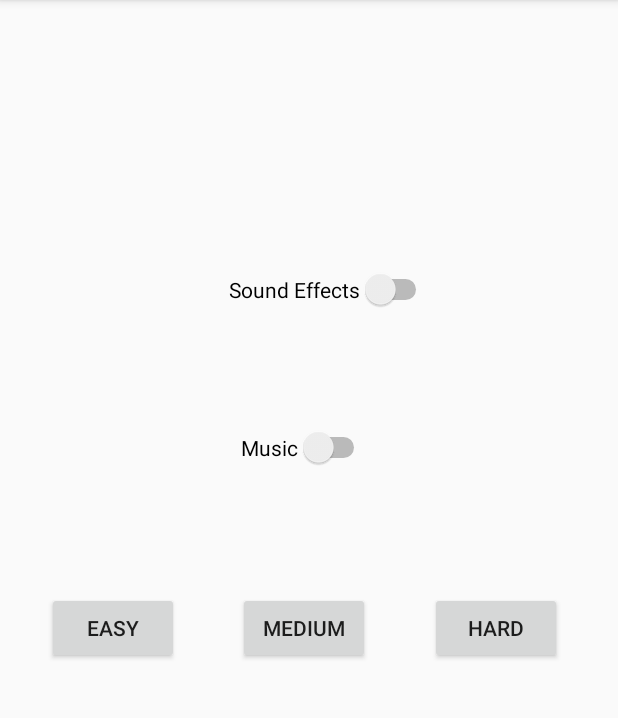
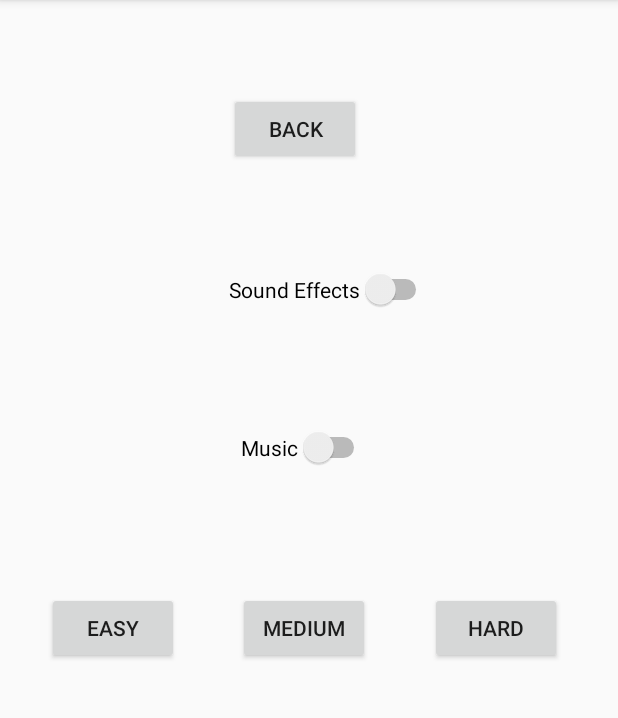
Before and after one commit to andrewr1991/Up-and-Away, an Android app: the screen it shows after launch (SettingsActivity), after a tap on "SETTINGS", on a phone screen of 412 x 824 dp, the part 84-802 px from its top. Run offline under Robolectric (Android 15) with nearby library versions, the phone set to English and light mode, and no system bars.

Commit message:
Up and Away Backup 2

```diff
--- a/UpandAway/app/src/main/java/com/andrewvanpeter/upandaway/MainActivity.java
+++ b/UpandAway/app/src/main/java/com/andrewvanpeter/upandaway/MainActivity.java
@@ -30,11 +30,14 @@ public class MainActivity extends AppCompatActivity {
         final Button highscoresButton = (Button) findViewById(R.id.highscoresButton);
         final Button settingsButton = (Button) findViewById(R.id.settingsButton);
 
+        Intent settingsDifficulty = getIntent();
+        final int difficulty = settingsDifficulty.getIntExtra("Difficulty", 0);
 
         //Listener for playButton
         playButton.setOnClickListener(new View.OnClickListener() {
             public void onClick(View v) {
                 //start GameActivity
+                game.putExtra("Difficulty", difficulty);
                 startActivity(game);
             }
         });
--- a/UpandAway/app/src/main/java/com/andrewvanpeter/upandaway/SettingsActivity.java
+++ b/UpandAway/app/src/main/java/com/andrewvanpeter/upandaway/SettingsActivity.java
@@ -1,13 +1,53 @@
 package com.andrewvanpeter.upandaway;
 
+import android.content.Intent;
 import android.support.v7.app.AppCompatActivity;
 import android.os.Bundle;
+import android.view.View;
+import android.widget.Button;
+import com.andrewvanpeter.upandaway.GameActivity;
 
 public class SettingsActivity extends AppCompatActivity {
+    int difficulty = 1;
 
     @Override
     protected void onCreate(Bundle savedInstanceState) {
         super.onCreate(savedInstanceState);
         setContentView(R.layout.activity_settings);
+
+        final Intent backToMain = new Intent(this, MainActivity.class);
+
+        final Button easyButton = (Button) findViewById(R.id.easyButton);
+        final Button mediumButton = (Button) findViewById(R.id.mediumButton);
+        final Button hardButton = (Button) findViewById(R.id.hardButton);
+        final Button backToMainButton = (Button) findViewById(R.id.backToMainButton);
+
+        easyButton.setOnClickListener(new View.OnClickListener() {
+            public void onClick(View v) {
+                //Set difficulty to easy
+                difficulty = 1;
+            }
+        });
+
+        mediumButton.setOnClickListener(new View.OnClickListener() {
+            public void onClick(View v) {
+                //Set difficulty to medium
+                difficulty = 2;
+            }
+        });
+
+        hardButton.setOnClickListener(new View.OnClickListener() {
+            public void onClick(View v) {
+                //Set difficulty to hard
+                difficulty = 3;
+            }
+        });
+
+        backToMainButton.setOnClickListener(new View.OnClickListener() {
+            public void onClick(View v) {
+                backToMain.putExtra("Difficulty", difficulty);
+                startActivity(backToMain);
+            }
+        });
     }
 }
--- a/UpandAway/app/src/main/res/layout/activity_settings.xml
+++ b/UpandAway/app/src/main/res/layout/activity_settings.xml
@@ -59,5 +59,14 @@
             android:layout_alignParentEnd="true"
             android:layout_marginEnd="11dp"
             android:text="Hard" />
+
+        <Button
+            android:id="@+id/backToMainButton"
+            android:layout_width="wrap_content"
+            android:layout_height="wrap_content"
+            android:layout_alignParentTop="true"
+            android:layout_alignStart="@+id/soundFXSwitch"
+            android:layout_marginTop="62dp"
+            android:text="Back" />
     </RelativeLayout>
 </android.support.constraint.ConstraintLayout>
```
Also changed, not shown: UpandAway/app/src/main/java/com/andrewvanpeter/upandaway/GameActivity.java (+18 -4 lines).
